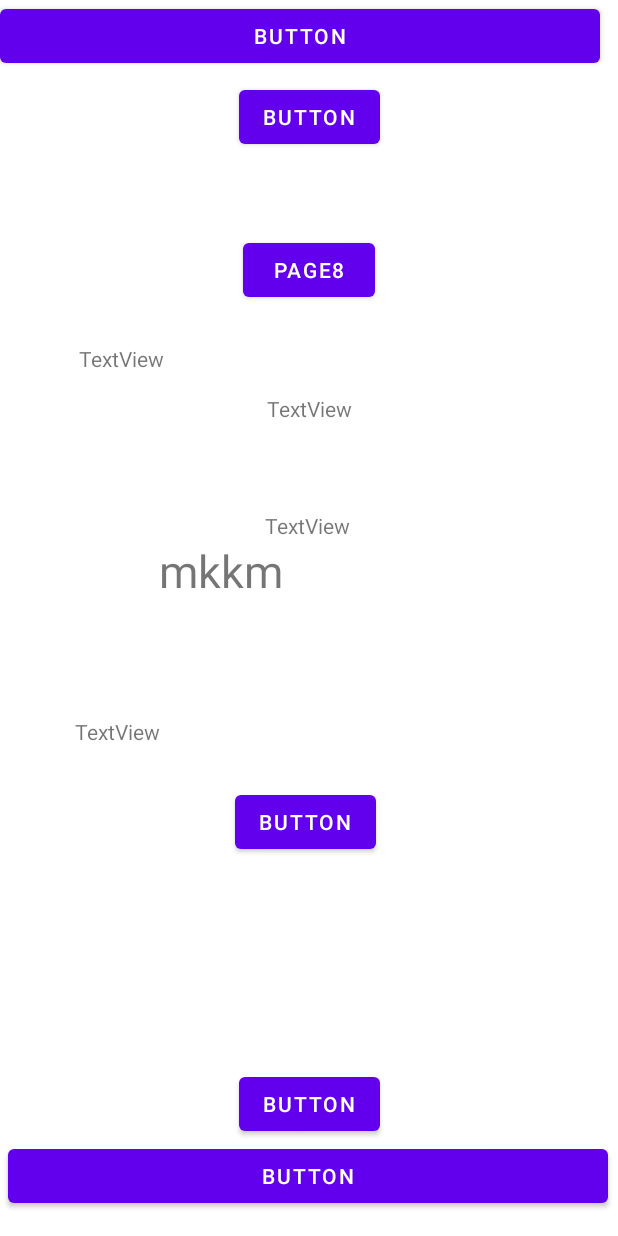
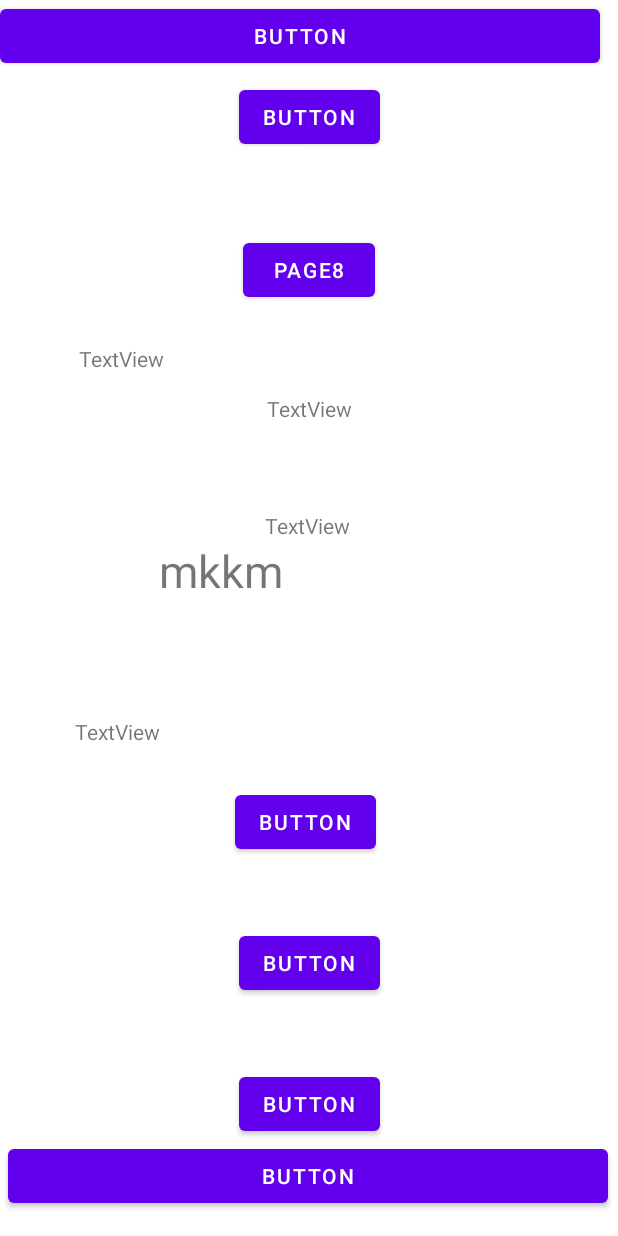
Before and after one commit to yui0805/haaka, an Android app: the screen it shows after launch (MainActivity), on a phone screen of 412 x 824 dp. Run offline under Robolectric (Android 15) with nearby library versions, the phone set to English and light mode, and no system bars.

Commit message:
renewal page8.xml and .kt

```diff
--- a/app/src/main/java/com/example/myapplication/MainActivity.kt
+++ b/app/src/main/java/com/example/myapplication/MainActivity.kt
@@ -132,7 +132,10 @@ class MainActivity : AppCompatActivity() {
 
 
 
-
+    button9.setOnClickListener {
+        val intent = Intent(this@MainActivity, page4::class.java)
+        startActivity(intent)
+    }
 
 
 
--- a/app/src/main/res/layout/activity_main.xml
+++ b/app/src/main/res/layout/activity_main.xml
@@ -148,7 +148,17 @@
             app:layout_constraintBottom_toTopOf="@+id/button13"
             app:layout_constraintEnd_toEndOf="parent"
             app:layout_constraintStart_toStartOf="parent"
-            app:layout_constraintTop_toTopOf="parent" /><![CDATA[
+            app:layout_constraintTop_toTopOf="parent" />
+
+        <Button
+            android:id="@+id/button9"
+            android:layout_width="wrap_content"
+            android:layout_height="wrap_content"
+            android:text="Button"
+            app:layout_constraintBottom_toTopOf="@+id/button15"
+            app:layout_constraintEnd_toEndOf="parent"
+            app:layout_constraintStart_toStartOf="parent"
+            app:layout_constraintTop_toBottomOf="@+id/button16" /><![CDATA[
 
         =======
             android:text="Button"
```
